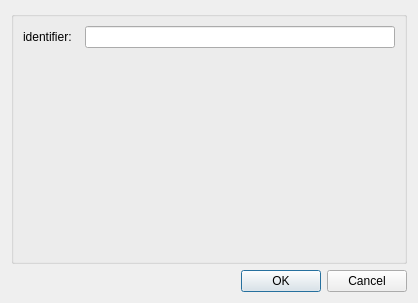
Above: mapclientplugins/dictserializerstep/qt/configuredialog.ui from mapclient-plugins/dictserializer before the change. Below: the same form after it.
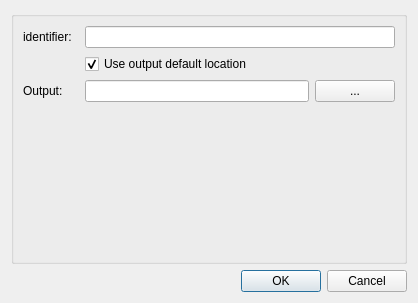
That is the form after the change.

Patch:
```diff
--- a/mapclientplugins/dictserializerstep/qt/configuredialog.ui
+++ b/mapclientplugins/dictserializerstep/qt/configuredialog.ui
@@ -1,7 +1,7 @@
 <?xml version="1.0" encoding="UTF-8"?>
 <ui version="4.0">
  <class>ConfigureDialog</class>
- <widget class="QDialog" name="Dialog">
+ <widget class="QDialog" name="ConfigureDialog">
   <property name="geometry">
    <rect>
     <x>0</x>
@@ -14,7 +14,17 @@
    <string>ConfigureDialog</string>
   </property>
   <layout class="QGridLayout" name="gridLayout">
-   <item row="0" column="0">
+   <item row="2" column="0">
+    <widget class="QDialogButtonBox" name="buttonBox">
+     <property name="orientation">
+      <enum>Qt::Horizontal</enum>
+     </property>
+     <property name="standardButtons">
+      <set>QDialogButtonBox::Cancel|QDialogButtonBox::Ok</set>
+     </property>
+    </widget>
+   </item>
+   <item row="1" column="0">
     <widget class="QGroupBox" name="configGroupBox">
      <property name="title">
       <string/>
@@ -28,21 +38,42 @@
        </widget>
       </item>
       <item row="0" column="1">
-       <widget class="QLineEdit" name="lineEdit0"/>
+       <widget class="QLineEdit" name="lineEditIdentifier"/>
+      </item>
+      <item row="1" column="1">
+       <widget class="QCheckBox" name="checkBoxDefaultLocation">
+        <property name="text">
+         <string>Use output default location</string>
+        </property>
+        <property name="checked">
+         <bool>true</bool>
+        </property>
+       </widget>
+      </item>
+      <item row="2" column="0">
+       <widget class="QLabel" name="label0_2">
+        <property name="text">
+         <string>Output:  </string>
+        </property>
+       </widget>
+      </item>
+      <item row="2" column="1">
+       <layout class="QHBoxLayout" name="horizontalLayout">
+        <item>
+         <widget class="QLineEdit" name="lineEditOutputLocation"/>
+        </item>
+        <item>
+         <widget class="QPushButton" name="pushButtonOutputLocation">
+          <property name="text">
+           <string>...</string>
+          </property>
+         </widget>
+        </item>
+       </layout>
       </item>
      </layout>
     </widget>
    </item>
-   <item row="1" column="0">
-    <widget class="QDialogButtonBox" name="buttonBox">
-     <property name="orientation">
-      <enum>Qt::Horizontal</enum>
-     </property>
-     <property name="standardButtons">
-      <set>QDialogButtonBox::Cancel|QDialogButtonBox::Ok</set>
-     </property>
-    </widget>
-   </item>
   </layout>
  </widget>
  <resources/>
```
Left out of the diff: 16 changed lines with no effect on the pictures.
